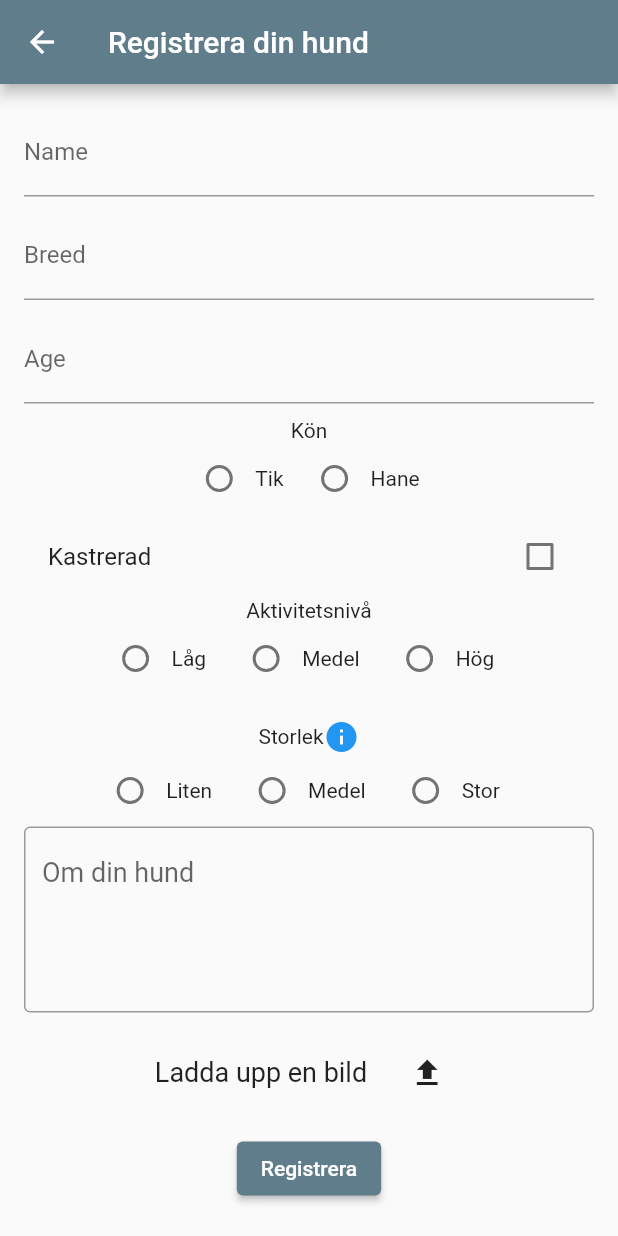
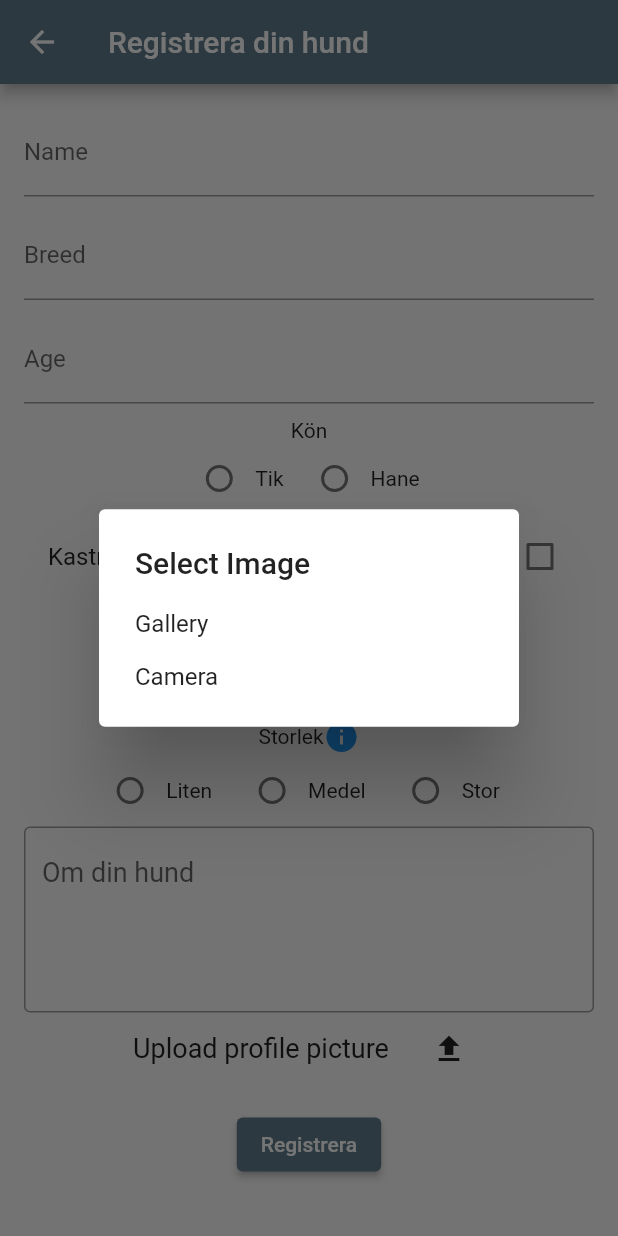
Before and after one commit to joas47/Bark_Buddy, a Flutter app: the RegisterDogPage screen opened directly, after a tap on the "upload" icon, on a phone screen of 412 x 824 dp. Run offline on Flutter 3.47's test engine with Material 2 defaults, Android fonts, the phone set to English and light mode, and no system bars; our stand-ins replace cloud_firestore, firebase_auth, firebase_core, firebase_storage, image_picker; accounts and stored records are empty.

Commit message:
Bilduppladdning fungerar nu för hund

```diff
--- a/lib/make_dog_profile_page.dart
+++ b/lib/make_dog_profile_page.dart
@@ -1,6 +1,7 @@
 import 'package:cross_platform_test/home_page.dart';
 import 'package:cross_platform_test/view_dog_profile_page.dart';
 import 'package:flutter/material.dart';
+import 'image_handler.dart';
 
 import 'package:cross_platform_test/file_selector_handler.dart';
 
@@ -25,7 +26,7 @@ class _RegisterDogPageState extends State<RegisterDogPage> {
   String _bio = '';
 
   // TODO: make this a file
-  String _profilePic = '';
+  String? _profilePic = '';
 
   final List<String> _genderOptions = ['Tik', 'Hane'];
   final List<String> _activityOptions = ['Låg', 'Medel', 'Hög'];
@@ -228,37 +229,29 @@ class _RegisterDogPageState extends State<RegisterDogPage> {
   }
 
   Widget _buildImageUploadButton() {
-    return Column(
-      children: [
-        _profilePic.isEmpty
-            ? Container()
-            : Container(
-          width: 200.0,
-          height: 200.0,
-          decoration: BoxDecoration(
-            image: DecorationImage(
-              image: NetworkImage(_profilePic),
-              fit: BoxFit.cover,
-            ),
-          ),
-        ),
-        const SizedBox(height: 16.0),
-        Row(
+    String storageUrl = "gs://bark-buddy.appspot.com";
+    return Row(
       mainAxisAlignment: MainAxisAlignment.center,
       children: [
         const Text(
-              'Ladda upp en bild',
+          'Upload profile picture',
           style: TextStyle(fontSize: 18.0),
         ),
         const SizedBox(width: 16.0),
         IconButton(
           onPressed: () async {
-                // TODO: handle image upload
-                final selectedImage = await FileSelectorHandler.selectImage();
+            // show dialog with options to choose image or take a new one
+            final selectedImage = await ImageUtils.showImageSourceDialog(context);
+
+            // upload image to Firebase Storage
+            if (selectedImage != null) {
+              final imageUrl = await ImageUtils.uploadImageToFirebase(selectedImage, storageUrl);
+              setState(() {
+                _profilePic = imageUrl;
+              });
+            }
           },
           icon: const Icon(Icons.upload),
-            ),
-          ],
         ),
       ],
     );
```
Lines whose indentation alone changed are shown as unchanged.
